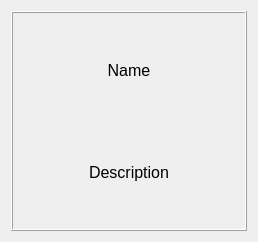
Above: UnicornHabits/HabitWidget.ui from Andrew2a1/CodeNight_10_04 before the change. Below: the same form after it.
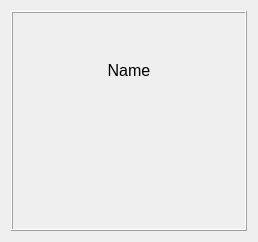
That is the form after the change.

Patch:
```diff
--- a/UnicornHabits/HabitWidget.ui
+++ b/UnicornHabits/HabitWidget.ui
@@ -64,7 +64,7 @@
          </font>
         </property>
         <property name="text">
-         <string>Description</string>
+         <string/>
         </property>
         <property name="alignment">
          <set>Qt::AlignCenter</set>
```
Left out of the diff: 2 changed lines with no effect on the pictures.
